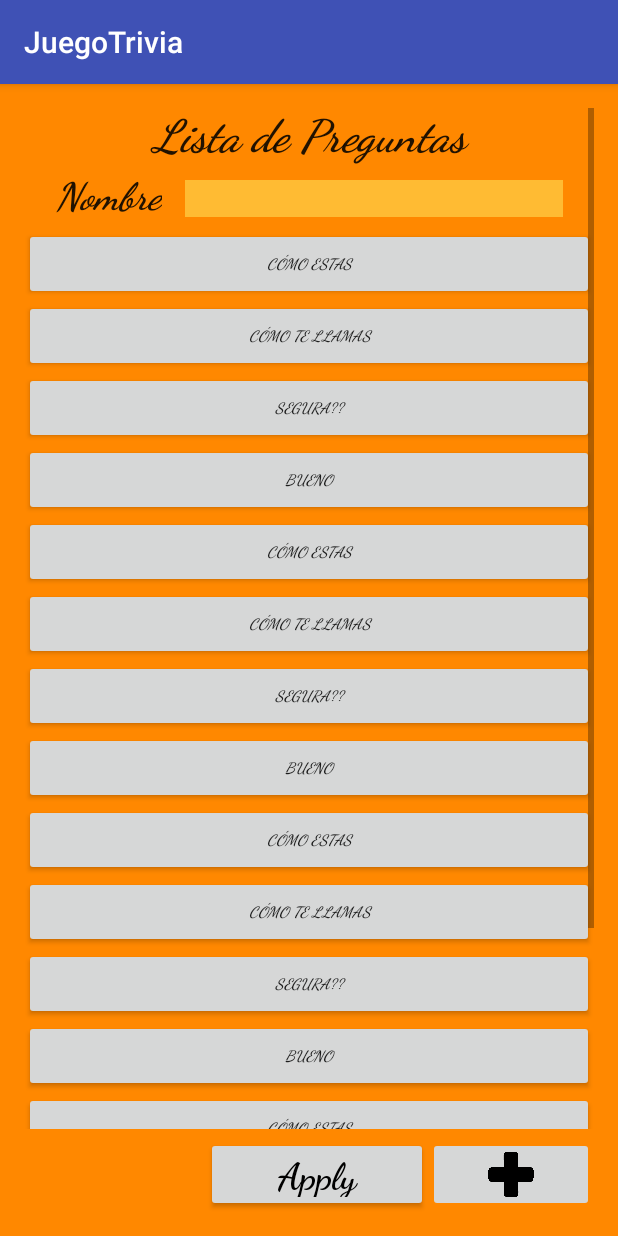
After one commit to victor14818/JuegoTrivia, an Android app: the QuestionListActivity screen opened directly, with no data from a screen before it, on a phone screen of 412 x 824 dp. The commit adds this screen. Run offline under Robolectric (Android 15) with nearby library versions, the phone set to English and light mode, and no system bars.

Commit message:
Configuración primer commit Pantalla 2

```diff
--- a/app/build.gradle
+++ b/app/build.gradle
@@ -23,4 +23,5 @@ dependencies {
     compile fileTree(dir: 'libs', include: ['*.jar'])
     testCompile 'junit:junit:4.12'
     compile 'com.android.support:appcompat-v7:23.4.0'
+    compile 'com.google.android.gms:play-services-appindexing:8.1.0'
 }
--- /dev/null
+++ b/app/src/main/java/com/example/trivia/juegotrivia/Pregunta.java
@@ -0,0 +1,41 @@
+package com.example.trivia.juegotrivia;
+
+/**
+ * Created by victor on 27/08/2016.
+ */
+public class Pregunta {
+    private int rowid;
+    private String texto;
+    private String categoria;
+
+    public Pregunta(int rowid, String txt, String categoria)
+    {
+        this.rowid = rowid;
+        this.texto = txt;
+        this.categoria = categoria;
+    }
+
+    public String getTexto() {
+        return texto;
+    }
+
+    public int getRowid() {
+        return rowid;
+    }
+
+    public void setRowid(int rowid) {
+        this.rowid = rowid;
+    }
+
+    public void setTexto(String texto) {
+        this.texto = texto;
+    }
+
+    public String getCategoria() {
+        return categoria;
+    }
+
+    public void setCategoria(String categoria) {
+        this.categoria = categoria;
+    }
+}
--- /dev/null
+++ b/app/src/main/java/com/example/trivia/juegotrivia/QuestionListActivity.java
@@ -0,0 +1,64 @@
+package com.example.trivia.juegotrivia;
+
+import android.content.Intent;
+import android.graphics.Typeface;
+import android.os.Build;
+import android.support.v7.app.AppCompatActivity;
+import android.os.Bundle;
+import android.view.Gravity;
+import android.view.View;
+import android.widget.Button;
+import android.widget.LinearLayout;
+import android.widget.ScrollView;
+import android.widget.TextView;
+
+public class QuestionListActivity extends AppCompatActivity {
+
+    @Override
+    protected void onCreate(Bundle savedInstanceState) {
+        super.onCreate(savedInstanceState);
+        setContentView(R.layout.activity_question_list);
+        listar("sololá");
+    }
+
+    private void listar(String categoria)
+    {
+        //ModeloPregunta md = new ModeloPregunta(this);
+        final Pregunta preguntas [] = new Pregunta[16];
+        preguntas[0] = new Pregunta(0,"cómo estas","sololá");
+        preguntas[1] = new Pregunta(1,"cómo te llamas","sololá");
+        preguntas[2] = new Pregunta(2,"segura??","sololá");
+        preguntas[3] = new Pregunta(3,"bueno","sololá");
+        preguntas[4] = new Pregunta(0,"cómo estas","sololá");
+        preguntas[5] = new Pregunta(1,"cómo te llamas","sololá");
+        preguntas[6] = new Pregunta(2,"segura??","sololá");
+        preguntas[7] = new Pregunta(3,"bueno","sololá");
+        preguntas[8] = new Pregunta(0,"cómo estas","sololá");
+        preguntas[9] = new Pregunta(1,"cómo te llamas","sololá");
+        preguntas[10] = new Pregunta(2,"segura??","sololá");
+        preguntas[11] = new Pregunta(3,"bueno","sololá");
+        preguntas[12] = new Pregunta(0,"cómo estas","sololá");
+        preguntas[13] = new Pregunta(1,"cómo te llamas","sololá");
+        preguntas[14] = new Pregunta(2,"segura??","sololá");
+        preguntas[15] = new Pregunta(3,"bueno","sololá");
+
+        LinearLayout linearLayout = (LinearLayout)findViewById(R.id.layoutPreguntas);
+        Button btn;
+        for (int i = 0; i < preguntas.length; i++) {
+            final int aux = i;
+            btn = new Button(this);
+            btn.setText(preguntas[i].getTexto());
+            btn.setTextAppearance(this,R.style.listText);
+            btn.setWidth(linearLayout.getWidth());
+            btn.setOnClickListener(new View.OnClickListener() {
+                @Override
+                public void onClick(View v) {
+                    Intent answerIntent = new Intent(getApplicationContext(), AnswerActivity.class);
+                    answerIntent.putExtra("pregunta",preguntas[aux].getRowid());
+                    startActivity(answerIntent);
+                }
+            });
+            linearLayout.addView(btn);
+        }
+    }
+}
--- /dev/null
+++ b/app/src/main/res/layout/activity_question_list.xml
@@ -0,0 +1,108 @@
+<?xml version="1.0" encoding="utf-8"?>
+<RelativeLayout xmlns:android="http://schemas.android.com/apk/res/android"
+    xmlns:tools="http://schemas.android.com/tools"
+    android:layout_width="match_parent"
+    android:layout_height="match_parent"
+    android:paddingBottom="@dimen/activity_vertical_margin"
+    android:paddingLeft="@dimen/activity_horizontal_margin"
+    android:paddingRight="@dimen/activity_horizontal_margin"
+    android:paddingTop="@dimen/activity_vertical_margin"
+    tools:context="com.example.trivia.juegotrivia.QuestionListActivity"
+    android:background="@android:color/holo_orange_dark">
+
+    <ScrollView
+        android:layout_width="match_parent"
+        android:layout_height="match_parent"
+        android:layout_alignParentTop="true"
+        android:layout_alignParentStart="true"
+        android:id="@+id/scrollViewListaPreguntas"
+        android:layout_gravity="center_horizontal"
+        android:layout_marginBottom="55dp" >
+
+        <LinearLayout
+            android:id="@+id/layoutPreguntas"
+            android:orientation="vertical"
+            android:layout_width="match_parent"
+            android:layout_height="match_parent"
+            android:weightSum="1" >
+
+
+            <TextView
+                android:layout_width="match_parent"
+                android:layout_height="wrap_content"
+                android:textAppearance="?android:attr/textAppearanceLarge"
+                android:fontFamily="cursive"
+                android:text="@string/lista_de_preguntas"
+                android:id="@+id/lista_de_preguntas"
+                android:layout_gravity="center_horizontal"
+                android:gravity="center"
+                android:textIsSelectable="false"
+                android:layout_weight="0.04"
+                android:textSize="30sp"
+                android:textStyle="bold|italic"
+                />
+
+            <LinearLayout
+                android:orientation="horizontal"
+                android:layout_width="match_parent"
+                android:layout_height="wrap_content"
+                android:layout_weight="0.04"
+                android:padding="5dp">
+
+                <TextView
+                    android:layout_width="wrap_content"
+                    android:layout_height="wrap_content"
+                    android:textAppearance="?android:attr/textAppearanceLarge"
+                    android:fontFamily="cursive"
+                    android:text="Nombre"
+                    android:gravity="left"
+                    android:textIsSelectable="false"
+                    android:textSize="25sp"
+                    android:textStyle="bold|italic"
+                    android:layout_marginLeft="15dp"/>
+
+                <EditText
+                    android:layout_width="wrap_content"
+                    android:layout_height="wrap_content"
+                    android:inputType="textPersonName"
+                    android:ems="10"
+                    android:id="@+id/editText_nombreCat"
+                    android:layout_weight="1"
+                    android:background="@android:color/holo_orange_light"
+                    android:layout_marginLeft="15dp"
+                    android:layout_marginRight="15dp"
+                    android:textStyle="bold|italic" />
+            </LinearLayout>
+        </LinearLayout>
+    </ScrollView>
+
+    <LinearLayout
+        android:orientation="horizontal"
+        android:layout_width="match_parent"
+        android:layout_height="wrap_content"
+        android:weightSum="1"
+        android:layout_alignParentBottom="true"
+        android:layout_centerHorizontal="true"
+        android:gravity="end">
+
+        <Button
+            android:layout_width="wrap_content"
+            android:layout_height="50dp"
+            android:text="@string/apply"
+            android:id="@+id/button"
+            android:layout_weight=".25"
+            android:layout_gravity="start"
+            android:textAppearance="@style/applyText"/>
+
+        <ImageButton
+            android:layout_width="50dp"
+            android:layout_height="match_parent"
+            android:id="@+id/imageButton_addQuest"
+            android:src="@drawable/plus"
+            android:scaleType="fitCenter"
+            android:layout_weight="0.25"
+            android:contentDescription="@string/desc_conf_image"
+            android:adjustViewBounds="false" />
+
+    </LinearLayout>
+</RelativeLayout>
--- a/app/src/main/res/values/strings.xml
+++ b/app/src/main/res/values/strings.xml
@@ -1,3 +1,6 @@
 <resources>
     <string name="app_name">JuegoTrivia</string>
+    <string name="desc_conf_image">Enlace a la configuración de Preguntas</string>
+    <string name="lista_de_preguntas">Lista de Preguntas</string>
+    <string name="apply">Apply</string>
 </resources>
--- a/app/src/main/res/values/styles.xml
+++ b/app/src/main/res/values/styles.xml
@@ -8,4 +8,18 @@
         <item name="colorAccent">@color/colorAccent</item>
     </style>
 
+    <style name="listText">
+        <item name="android:textSize">10sp</item>
+        <item name="android:textStyle">bold|italic</item>
+        <item name="android:layout_weight">0.04</item>
+        <item name="android:fontFamily">cursive</item>
+        <item name="android:gravity">center</item>
+    </style>
+
+    <style name="applyText">
+        <item name="android:textSize">25sp</item>
+        <item name="android:textStyle">bold</item>
+        <item name="android:fontFamily">cursive</item>
+        <item name="android:gravity">center</item>
+    </style>
 </resources>
```
Also changed, not shown: app/src/main/AndroidManifest.xml (+10 -0 lines), app/src/main/java/com/example/trivia/juegotrivia/AnswerActivity.java (added, +21 -0 lines), app/src/main/java/com/example/trivia/juegotrivia/DBHandler.java (added, +58 -0 lines), app/src/main/java/com/example/trivia/juegotrivia/MainActivity.java (+15 -3 lines), app/src/main/java/com/example/trivia/juegotrivia/ModeloPregunta.java (added, +46 -0 lines), app/src/main/res/layout/activity_answer.xml (added, +18 -0 lines), app/src/main/res/layout/activity_main.xml (+12 -16 lines), app/src/main/res/drawable/gear.PNG (added), app/src/main/res/drawable/plus.png (added).
